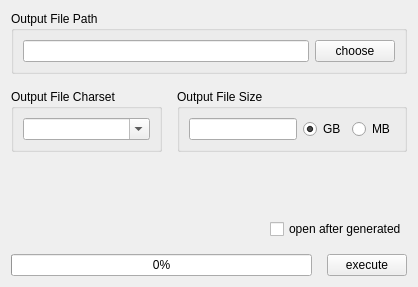
First picture: the form in src/lib/qt/big_file_generator.ui, repository haocxy/litext, before the edit.
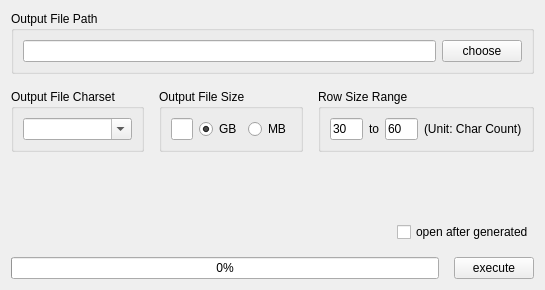
Second picture: the form after the edit.

Commit message: 大文件生成界面-增加行大小选择控件

Diff of the .ui file:
```diff
--- a/src/lib/qt/big_file_generator.ui
+++ b/src/lib/qt/big_file_generator.ui
@@ -6,8 +6,8 @@
    <rect>
     <x>0</x>
     <y>0</y>
-    <width>418</width>
-    <height>287</height>
+    <width>545</width>
+    <height>290</height>
    </rect>
   </property>
   <property name="windowTitle">
@@ -46,7 +46,7 @@
        <property name="flat">
         <bool>false</bool>
        </property>
-       <layout class="QVBoxLayout" name="verticalLayout_3">
+       <layout class="QHBoxLayout" name="horizontalLayout_6">
         <item>
          <widget class="QComboBox" name="charsetComboBox">
           <property name="sizePolicy">
@@ -111,6 +111,43 @@
        </layout>
       </widget>
      </item>
+     <item>
+      <widget class="QGroupBox" name="layoutAreaRowSizeRange">
+       <property name="title">
+        <string>Row Size Range</string>
+       </property>
+       <layout class="QHBoxLayout" name="horizontalLayout_3">
+        <item>
+         <widget class="QLineEdit" name="minRowSizeLineEdit">
+          <property name="text">
+           <string>30</string>
+          </property>
+         </widget>
+        </item>
+        <item>
+         <widget class="QLabel" name="labelTo">
+          <property name="text">
+           <string>to</string>
+          </property>
+         </widget>
+        </item>
+        <item>
+         <widget class="QLineEdit" name="maxRowSizeLineEdit">
+          <property name="text">
+           <string>60</string>
+          </property>
+         </widget>
+        </item>
+        <item>
+         <widget class="QLabel" name="labelComment">
+          <property name="text">
+           <string>(Unit: Char Count)</string>
+          </property>
+         </widget>
+        </item>
+       </layout>
+      </widget>
+     </item>
     </layout>
    </item>
    <item>
```
